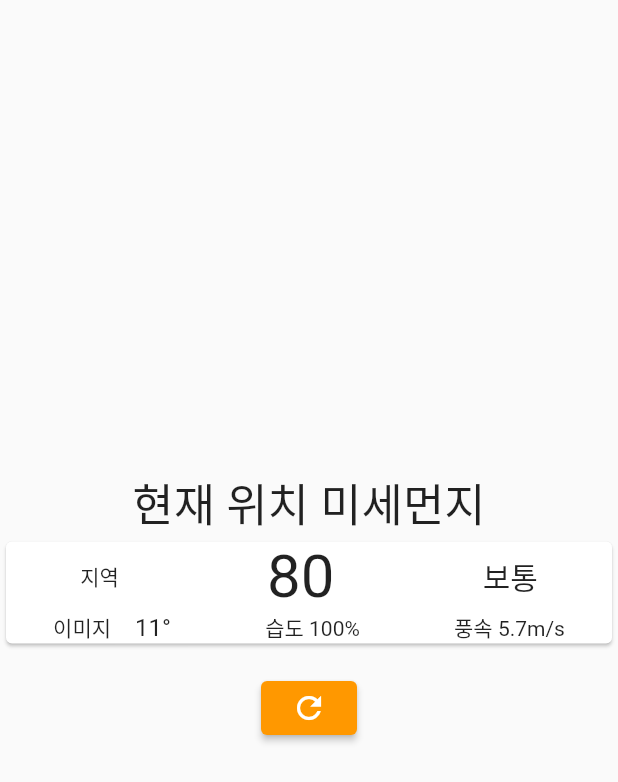
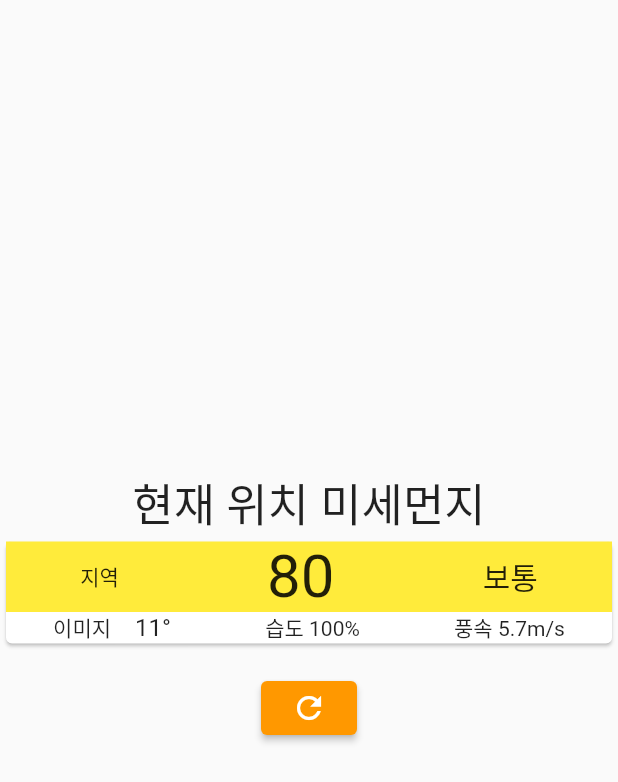
Before and after one commit to OSS0302/flutter_dust, a Flutter app: the screen it shows after launch, on a phone screen of 412 x 824 dp. Shown: the top 782 px of the screen. Run offline on Flutter 3.47's test engine with Material 2 defaults, Android fonts, the phone set to English and light mode, and no system bars.

Commit message:
row 를 컨테이너 로 감싸고 백그라운드를 노란색으로 변경

```diff
--- a/lib/main.dart
+++ b/lib/main.dart
@@ -39,13 +39,16 @@ class _MainState extends State<Main> {
           Card(
             child: Column(
               children: <Widget>[
-                Row(
+                Container(
+                  child: Row(
                     mainAxisAlignment: MainAxisAlignment.spaceAround,
                     children: <Widget> [
                       Text('지역'),
                       Text('80',style: TextStyle(fontSize: 40),),
                       Text('보통',style: TextStyle(fontSize: 20),),
                     ],
+                  ),
+                  color: Colors.yellow,
                 ),
               Row(
                 mainAxisAlignment:  MainAxisAlignment.spaceAround,
```
Lines whose indentation alone changed are shown as unchanged.
